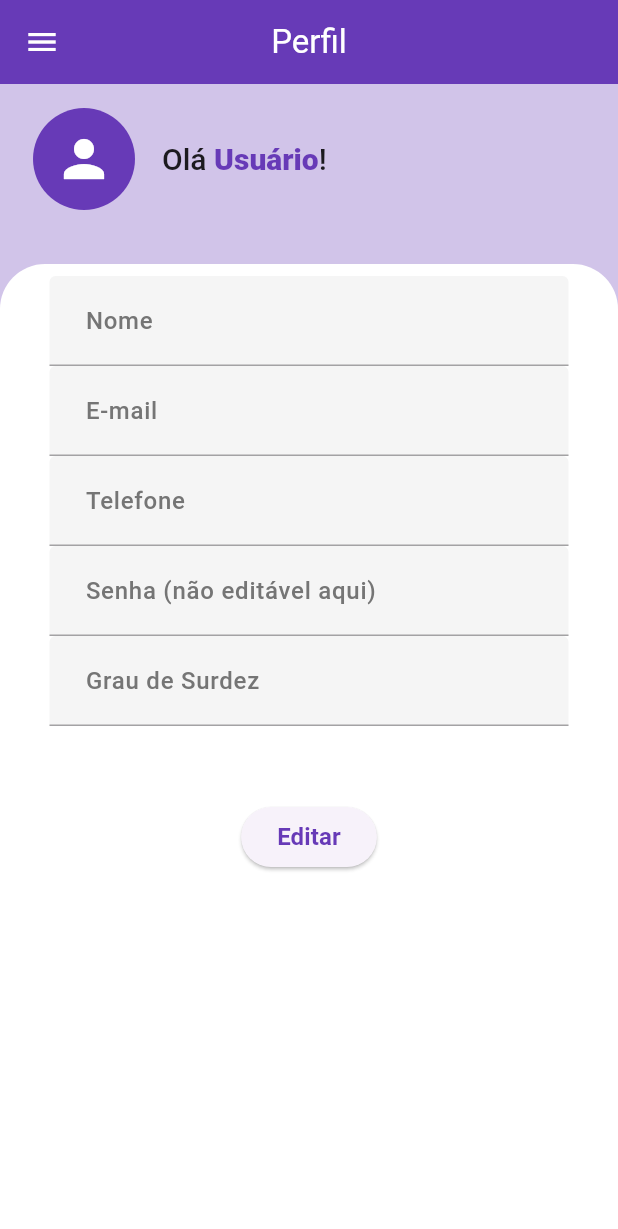
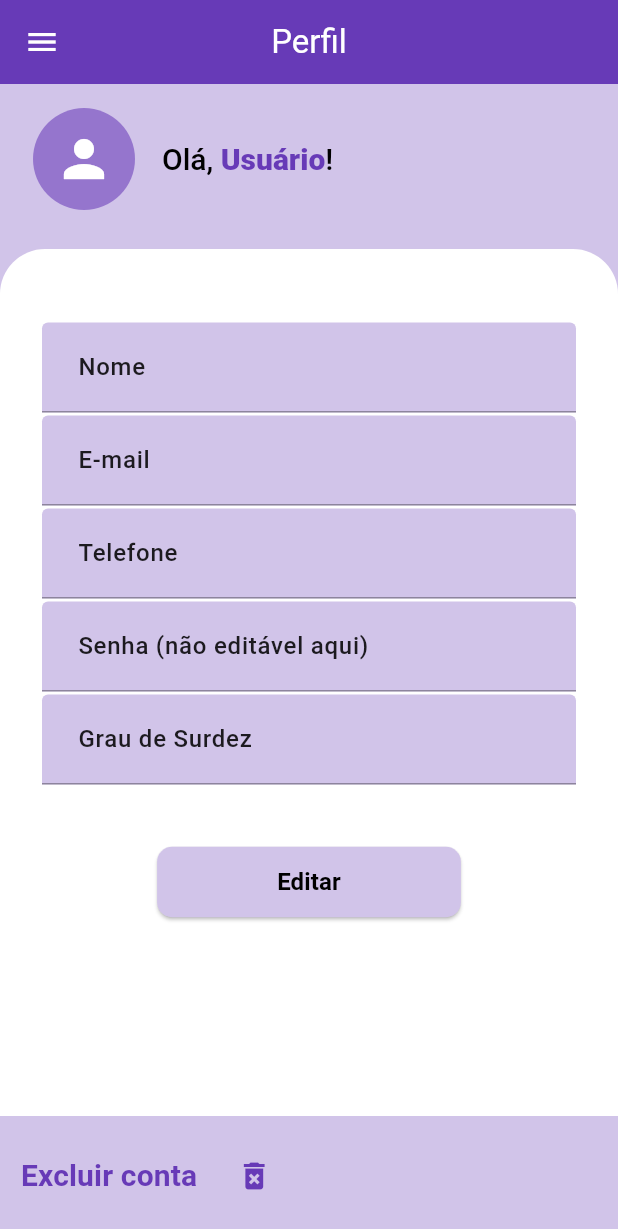
Before and after one commit to GuiJustica/TccCompleto, a Flutter app: the Perfil screen opened by its route, on a phone screen of 412 x 824 dp. Shown: the top 1229 px of the screen. Run offline on Flutter 3.47's test engine with Material 3 defaults, Android fonts, the phone set to English and light mode, and no system bars; our stand-ins replace firebase_auth, firebase_core, firebase_database; accounts and stored records are empty.

Commit message:
mudanças no perfil

```diff
--- a/tcc/lib/constants/my_textformfield.dart
+++ b/tcc/lib/constants/my_textformfield.dart
@@ -32,7 +32,8 @@ class _MyTextfieldState extends State<MyTextformfield> {
   @override
   Widget build(BuildContext context) {
     return Padding(
-      padding: const EdgeInsets.symmetric(horizontal: 25),
+      padding: const EdgeInsets.symmetric(horizontal: 20, vertical: 1),
+
       child: TextFormField(
         controller: widget.controller,
         obscureText: _obscureText,
@@ -45,11 +46,11 @@ class _MyTextfieldState extends State<MyTextformfield> {
           ),
           hintText: widget.hintText,
           hintStyle: TextStyle(
-            color: Colors.grey.shade600,
+            color: Colors.black87,
             fontWeight: FontWeight.w500,
           ),
           filled: true,
-          fillColor: Colors.grey.shade100,
+          fillColor: Colors.deepPurple.shade100,
           enabledBorder: OutlineInputBorder(
             borderRadius: BorderRadius.circular(12),
             borderSide: BorderSide(color: Colors.grey.shade300),
--- a/tcc/lib/main.dart
+++ b/tcc/lib/main.dart
@@ -24,7 +24,7 @@ class MyApp extends StatelessWidget {
   Widget build(BuildContext context) {
     return MaterialApp(
       debugShowCheckedModeBanner: false,
-      home: Cadastro(),
+      home: Perfil(),
       routes: {
         'home': (context) => MyHomePage(),
         'cadorlogin': (context) => CadOrLogin(),
--- a/tcc/lib/perfil.dart
+++ b/tcc/lib/perfil.dart
@@ -194,7 +194,7 @@ class _PerfilState extends State<Perfil> {
                           children: [
                             CircleAvatar(
                               radius: 40,
-                              backgroundColor: Colors.deepPurple,
+                              backgroundColor: Colors.deepPurple.shade300,
                               child: const Icon(
                                 Icons.person,
                                 size: 40,
@@ -207,9 +207,9 @@ class _PerfilState extends State<Perfil> {
                                 text: TextSpan(
                                   children: [
                                     const TextSpan(
-                                      text: "Olá ",
+                                      text: "Olá, ",
                                       style: TextStyle(
-                                        color: Colors.black87,
+                                        color: Colors.black,
                                         fontWeight: FontWeight.w500,
                                         fontSize: 20,
                                       ),
@@ -230,7 +230,7 @@ class _PerfilState extends State<Perfil> {
                                     const TextSpan(
                                       text: "!",
                                       style: TextStyle(
-                                        color: Colors.black87,
+                                        color: Colors.black,
                                         fontWeight: FontWeight.w500,
                                         fontSize: 20,
                                       ),
@@ -244,7 +244,7 @@ class _PerfilState extends State<Perfil> {
                       ),
                     ),
 
-                    const SizedBox(height: 20),
+                    const SizedBox(height: 10),
 
                     Expanded(
                       flex: 2,
@@ -260,8 +260,10 @@ class _PerfilState extends State<Perfil> {
                         child: SingleChildScrollView(
                           child: Padding(
                             padding: const EdgeInsets.all(8.0),
+
                             child: Column(
                               children: [
+                                const SizedBox(height: 40),
                                 MyTextformfield(
                                   controller: nomeController,
                                   hintText: 'Nome',
@@ -293,7 +295,7 @@ class _PerfilState extends State<Perfil> {
                                   enabled: editando,
                                   isPassword: false,
                                 ),
-                                const SizedBox(height: 50),
+                                const SizedBox(height: 40),
                                 ElevatedButton(
                                   onPressed: () async {
                                     if (editando) {
@@ -301,11 +303,22 @@ class _PerfilState extends State<Perfil> {
                                     }
                                     setState(() => editando = !editando);
                                   },
+                                  style: ElevatedButton.styleFrom(
+                                    backgroundColor: Colors.deepPurple.shade100,
+                                    foregroundColor: Colors.black,
+                                    padding: const EdgeInsets.symmetric(
+                                      horizontal: 80,
+                                      vertical: 12,
+                                    ),
+                                    shape: RoundedRectangleBorder(
+                                      borderRadius: BorderRadius.circular(10),
+                                    ),
+                                  ),
                                   child: Text(
                                     editando ? "Salvar" : "Editar",
                                     style: const TextStyle(
                                       fontWeight: FontWeight.bold,
-                                      color: Colors.deepPurple,
+                                      color: Colors.black,
                                       fontSize: 16,
                                     ),
                                   ),
@@ -316,6 +329,42 @@ class _PerfilState extends State<Perfil> {
                         ),
                       ),
                     ),
+                    Container(
+                      height: 80,
+                      width: double.infinity,
+                      color: Colors.deepPurple.shade100,
+                      child: Row(
+                        children: [
+                          Container(
+                            alignment: Alignment.centerLeft,
+                            child: Padding(
+                              padding: const EdgeInsets.symmetric(
+                                horizontal: 2.0,
+                              ),
+                              child: TextButton(
+                                onPressed: () {},
+                                child: Text(
+                                  "Excluir conta",
+                                  style: TextStyle(
+                                    fontSize: 20,
+                                    color: Colors.deepPurple,
+                                    fontWeight: FontWeight.bold,
+                                  ),
+                                ),
+                              ),
+                            ),
+                          ),
+                          Container(
+                            alignment: Alignment.centerLeft,
+                            child: IconButton(
+                              onPressed: () {},
+                              icon: const Icon(Icons.delete_forever),
+                              color: Colors.deepPurple,
+                            ),
+                          ),
+                        ],
+                      ),
+                    ),
                   ],
                 ),
               ),
```
